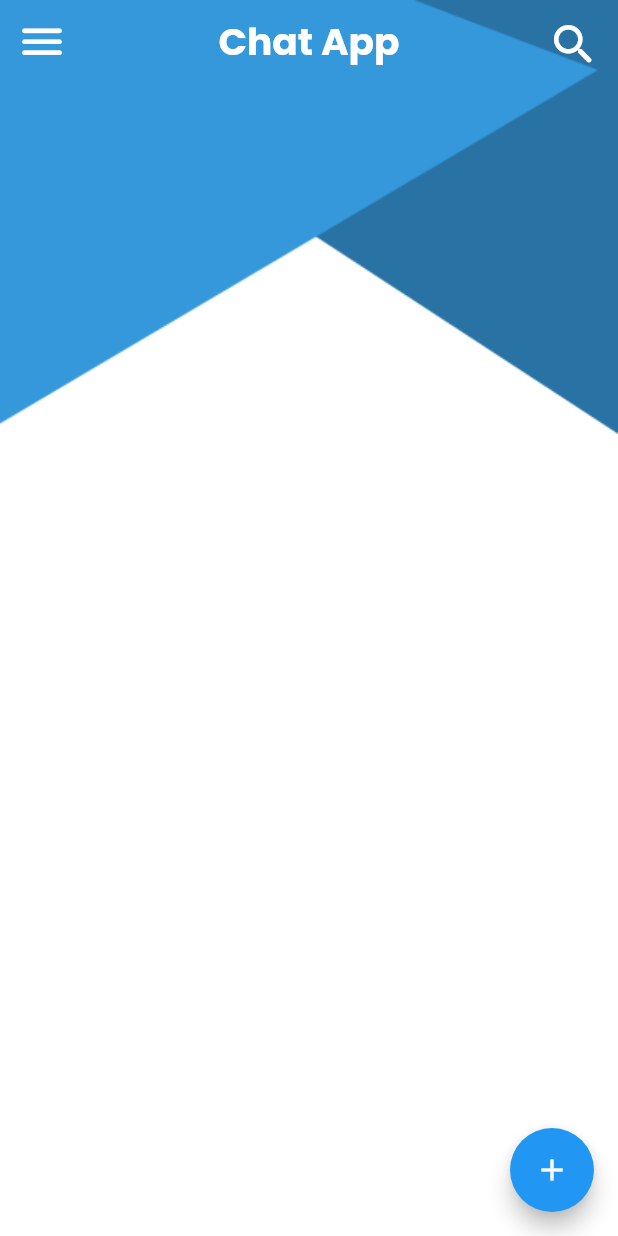
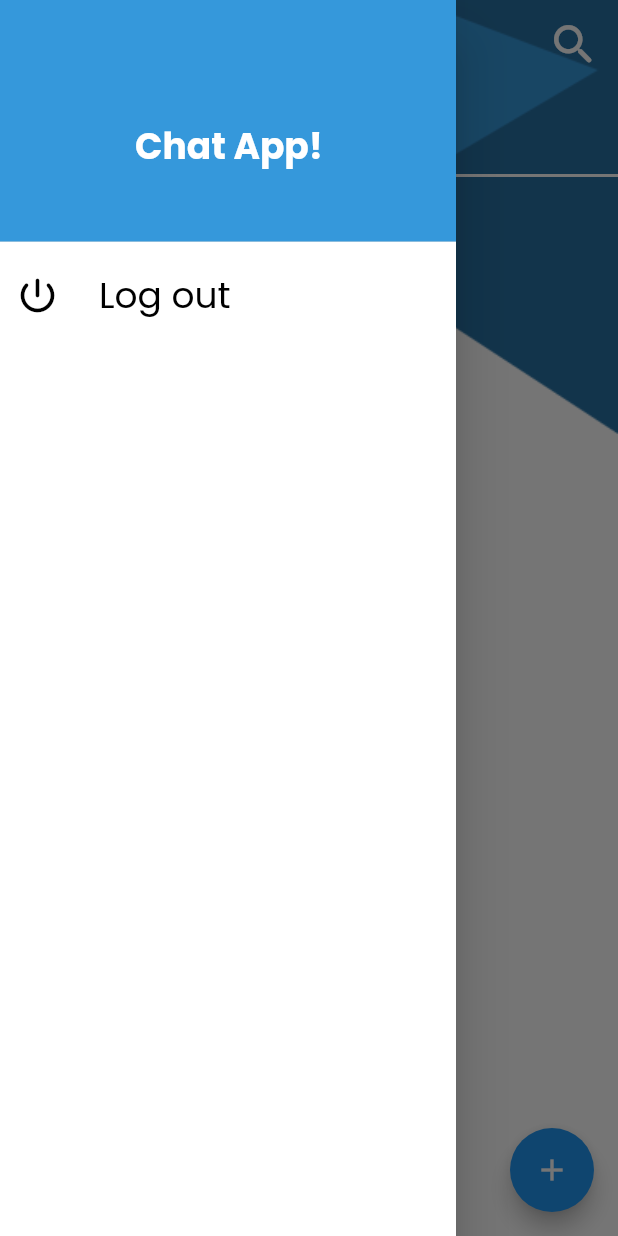
Before and after one commit to Eyadzz/chat_app, a Flutter app: the HomeScreen screen opened by its route, with the side drawer open (before the commit the screen has no drawer), on a phone screen of 412 x 824 dp. Run offline on Flutter 3.47's test engine with Material 2 defaults, Android fonts, the phone set to English and light mode, and no system bars; our stand-ins replace cloud_firestore, firebase_auth, firebase_core, fluttertoast; accounts and stored records are empty.

Commit message:
ui adjustments

```diff
--- a/lib/components/CustomAppBar.dart
+++ b/lib/components/CustomAppBar.dart
@@ -1,5 +1,7 @@
+import 'package:chat_app/utility/AppProvider.dart';
 import 'package:flutter/cupertino.dart';
 import 'package:flutter/material.dart';
+import 'package:provider/provider.dart';
 class CustomAppBar extends StatefulWidget implements PreferredSizeWidget {
 
   @override
@@ -15,15 +17,22 @@ class CustomAppBar extends StatefulWidget implements PreferredSizeWidget {
 class _CustomAppBarState extends State<CustomAppBar>{
   bool isSearching = false;
   var primaryColor = Color.fromRGBO(53,152,219,1);
+  late AppProvider provider;
 
   @override
   Widget build(BuildContext context) {
+    provider = Provider.of<AppProvider>(context);
     return AppBar(
+     /* bottom: const TabBar(
+        tabs: [
+          Tab(icon: Text("Rooms")),
+        ],
+      ),*/
       iconTheme: IconThemeData(color: Colors.white),
       title: isSearching?  null : Column(
         mainAxisAlignment: MainAxisAlignment.center,
         children: [
-          Text(widget.s, style: TextStyle(fontSize: 25, fontFamily: "Poppins_Bold")),
+          Text(widget.s, style: TextStyle(fontSize: 20, fontFamily: "Poppins_Bold")),
         ],
       ),
       centerTitle: isSearching? false : true,
@@ -44,8 +53,7 @@ class _CustomAppBarState extends State<CustomAppBar>{
               child: TextField(
                 onSubmitted: (toSearch){
                   setState(() {
-                    toSearch = "+" +toSearch;
-                    ///set search
+                    provider.setSearch(toSearch);
                   });
                 },
                 style: TextStyle(
@@ -59,7 +67,7 @@ class _CustomAppBarState extends State<CustomAppBar>{
                   suffixIcon: new Icon(Icons.search, color: primaryColor, size: 30,),
                   fillColor: Colors.white,
                   filled: true,
-                  hintText: "Find a Room",
+                  hintText: "Search Room Name",
                   hintStyle:  TextStyle(color: primaryColor,fontWeight: FontWeight.w100,height: 1.04),
                   contentPadding: const EdgeInsets.only(
                       left: 14.0, bottom: 14.0, top: 14.0),
--- /dev/null
+++ b/lib/components/SideMenu.dart
@@ -0,0 +1,56 @@
+import 'package:chat_app/tabs/login/LogInScreen.dart';
+import 'package:flutter/cupertino.dart';
+import 'package:flutter/material.dart';
+import 'package:provider/provider.dart';
+
+class SideMenu extends StatefulWidget {
+  const SideMenu({Key? key}) : super(key: key);
+  static const routeName = 'side menu';
+
+  @override
+  _SideMenuState createState() => _SideMenuState();
+}
+
+
+
+class _SideMenuState extends State<SideMenu> {
+  var colorLightTheme = Colors.white;
+
+  @override
+  Widget build(BuildContext context) {
+    return Drawer(
+      child: Container(
+        color: Colors.white,
+        child: ListView(
+          padding: EdgeInsets.zero,
+          children: <Widget>[
+            DrawerHeader(
+              padding: EdgeInsets.fromLTRB(90, 80, 20, 20),
+              decoration: BoxDecoration(
+                color: Color.fromRGBO(53,152,219,1),
+              ),
+              child: Text("Chat App!",style: TextStyle(color: Colors.white,fontSize: 24,
+                fontFamily: "Poppins_Bold",),),
+            ),
+            ListTile(
+              leading: new Icon(Icons.power_settings_new_rounded, size: 30, color: Colors.black,),
+              title: Text("Log out",
+                  style: TextStyle(
+                    color: Colors.black,
+                    fontSize: 24,
+                    fontFamily: "Poppins",
+                  )),
+              contentPadding: EdgeInsets.fromLTRB(10, 0, 0, 0),
+              onTap: () {
+                Navigator.pushReplacement(
+                  context,
+                  MaterialPageRoute(builder:  (context) => Login()),
+                );
+              },
+            ),
+          ],
+        ),
+      ),
+    );
+  }
+}
--- a/lib/home/HomeScreen.dart
+++ b/lib/home/HomeScreen.dart
@@ -1,17 +1,34 @@
 import 'package:chat_app/components/CustomAppBar.dart';
+import 'package:chat_app/components/SideMenu.dart';
 import 'package:chat_app/utility/DatabaseHelper.dart';
 import 'package:cloud_firestore/cloud_firestore.dart';
 import 'package:flutter/material.dart';
 import 'package:chat_app/model/Room.dart';
 import 'AddRoom.dart';
 import 'RoomGridItem.dart';
-class HomeScreen extends StatelessWidget {
+class HomeScreen extends StatefulWidget {
+
   static const String routeName = 'home';
-
   late CollectionReference<Room> roomCollectionRef;
 
   HomeScreen() {
     roomCollectionRef = getRoomsCollectionWithConverter();
+  }
+
+  @override
+  _HomeScreenState createState() => _HomeScreenState();
+}
+
+class _HomeScreenState extends State<HomeScreen> with SingleTickerProviderStateMixin{
+  final GlobalKey<ScaffoldState> scaffoldKey = GlobalKey<ScaffoldState>();
+
+  late TabController _tabController;
+  SideMenu customized = SideMenu();
+
+  @override
+  void initState() {
+    _tabController = new TabController(length: 1, vsync: this);
+    super.initState();
   }
 
   @override
@@ -29,6 +46,8 @@ class HomeScreen extends StatelessWidget {
         ),
       ),
       Scaffold(
+        key: scaffoldKey,
+        drawer: customized,
         backgroundColor: Colors.transparent,
         floatingActionButton: FloatingActionButton(
             onPressed: () {
@@ -36,10 +55,26 @@ class HomeScreen extends StatelessWidget {
             },
             child: Icon(Icons.add)),
         appBar: CustomAppBar("Chat App"),
-        body: Container(
-            margin: EdgeInsets.only(top: 64, bottom: 12, right: 12, left: 12),
+        body: Column(
+
+          children: [
+            TabBar(
+              indicatorColor: Colors.white,
+              unselectedLabelColor: Colors.black,
+              labelColor: Colors.white,
+              tabs: [
+                Tab(
+                  child: Text("Rooms",style: TextStyle(fontSize: 16, fontFamily: "Poppins_Bold")),
+                ),
+              ],
+              controller: _tabController,
+              indicatorSize: TabBarIndicatorSize.tab,
+            ),
+            Expanded(
+              child: Container(
+                  margin: EdgeInsets.only(top: 30, bottom: 12, right: 12, left: 12),
                   child: FutureBuilder<QuerySnapshot<Room>>(
-              future: roomCollectionRef.get(),
+                    future: widget.roomCollectionRef.get(),
                     builder: (BuildContext context,
                         AsyncSnapshot<QuerySnapshot<Room>> snapshot) {
                       if (snapshot.hasError) {
@@ -62,6 +97,9 @@ class HomeScreen extends StatelessWidget {
                       return Center(child: CircularProgressIndicator());
                     },
                   )),
+            ),
+          ],
+        ),
       )
     ]);
   }
--- a/lib/home/RoomGridItem.dart
+++ b/lib/home/RoomGridItem.dart
@@ -29,11 +29,12 @@ class RoomGridItem extends StatelessWidget {
         child: Center(
           child: Column(
             children: [
+              SizedBox(height: 10),
               Image(image: AssetImage('assets/images/${room!.category}.png'),
                 width: 100,
                 height: 100,)
-              ,SizedBox(height: 10)
-              ,Text(room!.name,style: TextStyle(fontFamily: 'Poppins',fontWeight:FontWeight.bold,fontSize: 14,))
+              ,SizedBox(height: 20)
+              ,Text(room!.name,style: TextStyle(fontFamily: 'Poppins',fontWeight:FontWeight.w600,fontSize: 14,))
             ],
           ),
         ),
--- a/lib/roomDetails/RoomDetailsScreen.dart
+++ b/lib/roomDetails/RoomDetailsScreen.dart
@@ -72,4 +72,5 @@ class RoomDetailsScreen extends StatelessWidget {
 class RoomDetailsArgs{
   Room? room;
   RoomDetailsArgs(this.room);
+
 }
--- a/lib/utility/AppProvider.dart
+++ b/lib/utility/AppProvider.dart
@@ -4,6 +4,7 @@ import 'package:flutter/material.dart';
 class AppProvider extends ChangeNotifier{
 
   User? currentUser;
+  String toSearch="";
 
   void updateUser(User? user){
     currentUser=user;
@@ -14,4 +15,13 @@ class AppProvider extends ChangeNotifier{
     return currentUser;
   }
 
+  void setSearch(String toSearch) {
+    this.toSearch=toSearch;
+  }
+
+  String getToSearch()
+  {
+    return toSearch;
+  }
+
 }
```
Also changed, not shown: lib/Chat.dart (+5 -9 lines), lib/components/DefaultAppBar.dart (added, +33 -0 lines), lib/home/AddRoom.dart (+17 -19 lines), lib/home/JoinRoomScreen.dart (+4 -11 lines), lib/tabs/login/LogInScreen.dart (+2 -11 lines), lib/tabs/register/RegistrationScreen.dart (+2 -11 lines). Lines whose indentation alone changed are shown as unchanged.
